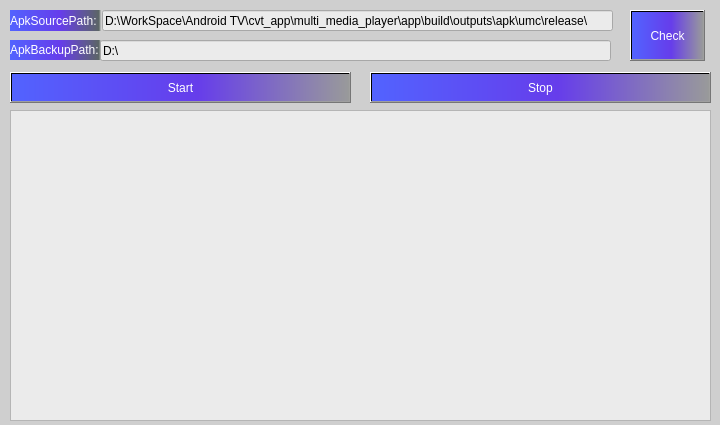
The window that QtUi.ui (Yanghaohong97/PyQt) describes before a commit, drawn with Qt 5.
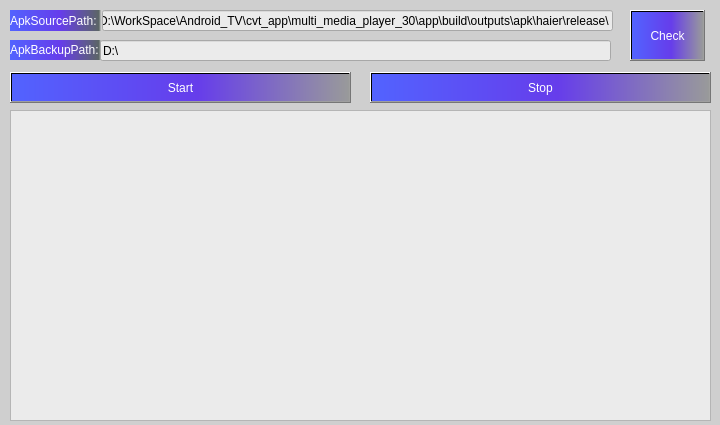
The same window after the commit. Icons and pictures are not drawn.

Commit message:
[bugfix][Haier][none]fix the bug of translating output.json
[what]fix the bug of translating output.json
[why] as what
[how] 1.fix the bug of translating output.json;2.modidified the default path of apk

What changed in the file:
```diff
--- a/QtUi.ui
+++ b/QtUi.ui
@@ -54,7 +54,7 @@
 font: 9pt &quot;Calibri&quot;;</string>
    </property>
    <property name="text">
-    <string>D:\WorkSpace\Android TV\cvt_app\multi_media_player\app\build\outputs\apk\umc\release\</string>
+    <string>D:\WorkSpace\Android_TV\cvt_app\multi_media_player_30\app\build\outputs\apk\haier\release\</string>
    </property>
   </widget>
   <widget class="QPushButton" name="checkPushButton">
```
The commit also changes 30 other files.
